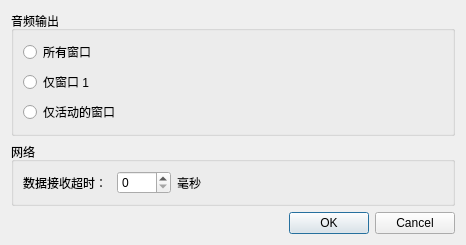
The window that src/frontend/qt_sdl/MPSettingsDialog.ui (melonDS-emu/melonDS) describes before a commit, drawn with Qt 5.
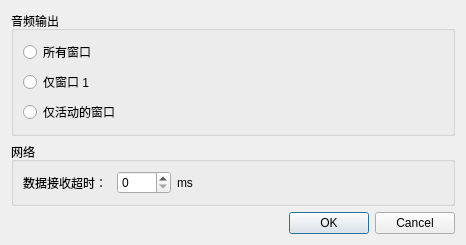
The same window after the commit.

```diff
--- a/src/frontend/qt_sdl/MPSettingsDialog.ui
+++ b/src/frontend/qt_sdl/MPSettingsDialog.ui
@@ -85,7 +85,7 @@
          </sizepolicy>
         </property>
         <property name="text">
-         <string>毫秒</string>
+         <string>ms</string>
         </property>
        </widget>
       </item>
```
